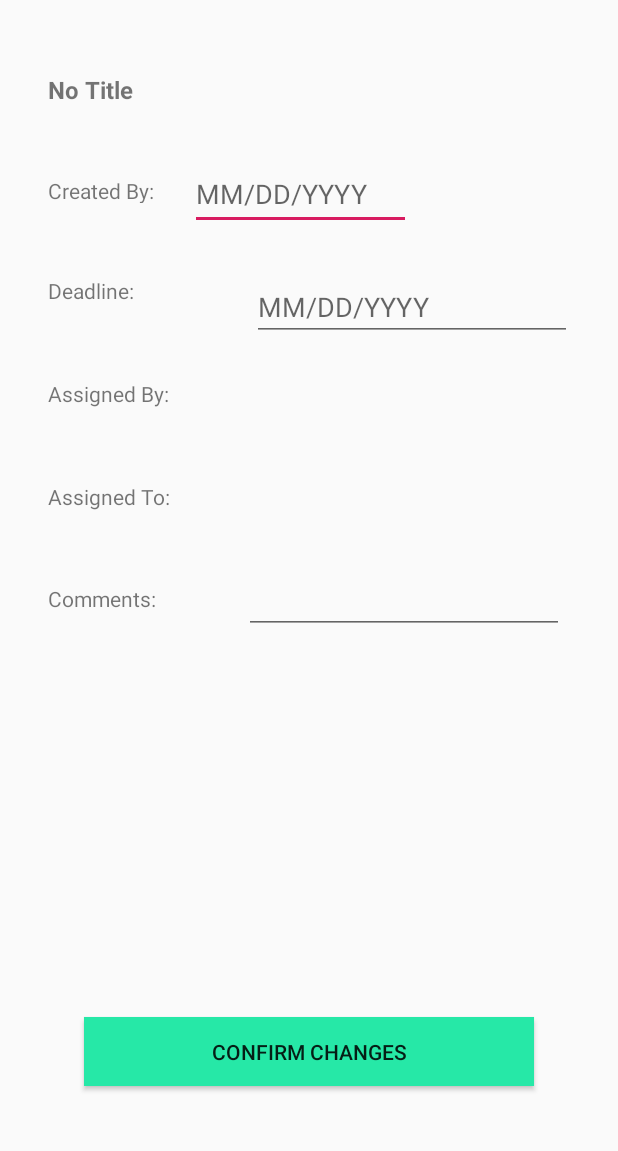
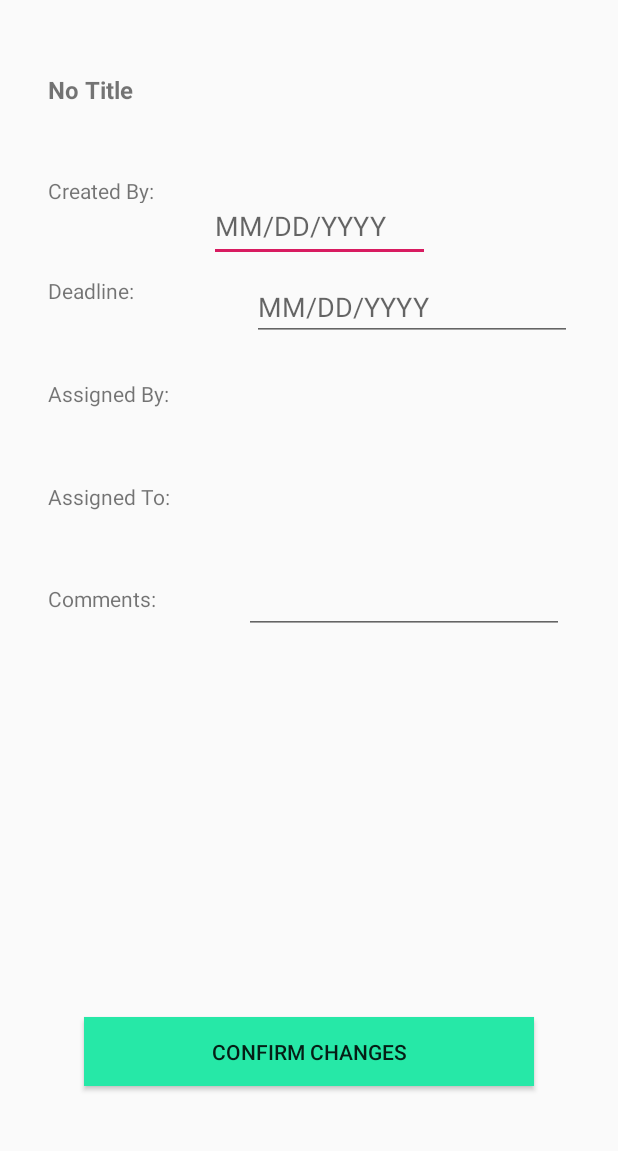
Before and after one commit to jhu-cs-uima-sp19/WeTask, an Android app: the EditTaskActivity screen opened directly, with no data from a screen before it, on a phone screen of 412 x 824 dp, the part 84-1235 px from its top. Run offline under Robolectric (Android 15) with nearby library versions, the phone set to English and light mode, and no system bars; our stand-ins replace Firebase (no records; nobody signed in at launch, a user with empty details on screens opened directly).

Commit message:
AddTask updated

```diff
--- a/app/src/main/java/com/example/wetask/AllTasksFragment.java
+++ b/app/src/main/java/com/example/wetask/AllTasksFragment.java
@@ -59,6 +59,7 @@ public class AllTasksFragment extends Fragment {
         allList.setOnItemClickListener(new AdapterView.OnItemClickListener() {
             public void onItemClick(AdapterView<?> parent, View view, int position, long id) {
                 Intent intent = new Intent(getActivity(), ViewTaskActivity.class);
+                intent.putExtra("if_new", 0);
                 //put extra with task id (so know to show details)
                 startActivity(intent);
             }
--- a/app/src/main/java/com/example/wetask/ArchiveFragment.java
+++ b/app/src/main/java/com/example/wetask/ArchiveFragment.java
@@ -79,6 +79,7 @@ public class ArchiveFragment extends Fragment {
         archiveList.setOnItemClickListener(new AdapterView.OnItemClickListener() {
             public void onItemClick(AdapterView<?> parent, View view, int position, long id) {
                 Intent intent = new Intent(getActivity(), ViewTaskActivity.class);
+                intent.putExtra("if_new", 0);
                 //put extra with task id (so know to show details)
                 startActivity(intent);
             }
--- a/app/src/main/java/com/example/wetask/EditTaskActivity.java
+++ b/app/src/main/java/com/example/wetask/EditTaskActivity.java
@@ -11,6 +11,7 @@ import android.os.Bundle;
 import android.view.MenuItem;
 import android.view.View;
 import android.widget.Button;
+import android.widget.EditText;
 import android.widget.TextView;
 
 import com.google.firebase.database.DataSnapshot;
@@ -19,25 +20,35 @@ import com.google.firebase.database.DatabaseReference;
 import com.google.firebase.database.FirebaseDatabase;
 import com.google.firebase.database.ValueEventListener;
 
+import java.util.Random;
 import java.lang.reflect.Array;
 import java.util.ArrayList;
 
 public class EditTaskActivity extends AppCompatActivity {
     private GroupObject current_group;
-    private DatabaseReference groups;
+    private UserObject current_user;
+    private DatabaseReference groups, tasks, users;
+    private boolean if_new;
 
 
     @Override
     protected void onCreate(Bundle savedInstanceState) {
         super.onCreate( savedInstanceState );
         setContentView( R.layout.activity_edit_task );
+        //get_current_user();
         DatabaseReference users = FirebaseDatabase.getInstance().getReference("users");
-        final DatabaseReference tasks = FirebaseDatabase.getInstance().getReference("tasks");
+        tasks = FirebaseDatabase.getInstance().getReference("tasks");
         groups = FirebaseDatabase.getInstance().getReference("groups");
+        users = FirebaseDatabase.getInstance().getReference("users");
+
+        get_current_group();
+        Intent intent = getIntent();
+        if(intent.getIntExtra("if_new", 0) == 0){
+
+        }
 
         Toolbar toolbar = findViewById(R.id.toolbar);
         setSupportActionBar(toolbar);
-
         ActionBar actionBar = getSupportActionBar( );
         if (actionBar != null) {
             actionBar.setDisplayHomeAsUpEnabled( true );
@@ -52,16 +63,28 @@ public class EditTaskActivity extends AppCompatActivity {
         taskTitle.setText(title);
 
         TextView create = findViewById(R.id.create);
-        String createdBy = "Created By: " + sharedPref.getString("create", "User Not Found");
+        final String createdBy = "Created By: " + sharedPref.getString("create", "User Not Found");
         create.setText(createdBy);
+
+        final EditText comment = findViewById(R.id.comments_detail);
+        final EditText deadline = findViewById(R.id.deadline_date);
+        final EditText create_date = findViewById(R.id.created_date);
 
         Button button = findViewById(R.id.confirm_changes);
         button.setOnClickListener(new View.OnClickListener() {
             @Override
             public void onClick(View view) {
-                TaskItem new_task = new TaskItem("Bob", "10", "g100", "simon");
-                tasks.child("10").setValue(new_task);
-                //current_group.addGroupTask(new_task.getTaskId());
+                String c_date = create_date.getText().toString();
+                String ddl = deadline.getText().toString();
+                String com = comment.getText().toString();
+
+                Random r = new Random();
+                int tag = r.nextInt();
+                String ID = Integer.toString(tag);
+
+                TaskItem new_task = new TaskItem(ID, ID, "g100", c_date, "jacob", "simon", ddl, com);
+                tasks.child(new_task.getTaskId()).setValue(new_task);
+                current_group.addGroupTask(new_task.getTaskId());
                 groups.child("g100").setValue(current_group);
                 MainActivity.myTasks.add(new_task);
                 MainActivity.allTasks.add(new_task);
@@ -92,4 +115,19 @@ public class EditTaskActivity extends AppCompatActivity {
         });
 
     }
+
+    private void get_current_user(){
+        users.addListenerForSingleValueEvent(new ValueEventListener() {
+            @Override
+            public void onDataChange(@NonNull DataSnapshot dataSnapshot) {
+                current_user = dataSnapshot.child("simon").getValue(UserObject.class);
+            }
+
+            @Override
+            public void onCancelled(@NonNull DatabaseError databaseError) {
+
+            }
+        });
+
+    }
 }
--- a/app/src/main/java/com/example/wetask/MainActivity.java
+++ b/app/src/main/java/com/example/wetask/MainActivity.java
@@ -87,6 +87,7 @@ public class MainActivity extends AppCompatActivity  implements NavigationView.O
             @Override
             public void onClick(View view) {
                 Intent intent = new Intent(MainActivity.this, EditTaskActivity.class);
+                intent.putExtra("if_new", 1);
                 startActivity(intent);
             }
         });
@@ -201,7 +202,7 @@ public class MainActivity extends AppCompatActivity  implements NavigationView.O
         allTasks = new ArrayList<TaskItem>();
         archiveTasks = new ArrayList<TaskItem>();
 
-        make_dummy_database();
+        //make_dummy_database();
         TaskItem my_item = new TaskItem("mytask", "1", "", "simon");
         TaskItem all_item = new TaskItem("alltask", "2", "", "simon");
         TaskItem archive_item = new TaskItem("archive", "3", "", "simon");
@@ -336,6 +337,7 @@ public class MainActivity extends AppCompatActivity  implements NavigationView.O
     @Override
     public void onResume(){
         super.onResume();
+        updateAllTasks();
         myTaskAdapter = new TaskItemAdapter(this, R.layout.task_item_layout, myTasks);
         allTaskAdapter = new TaskItemAdapter( this, R.layout.task_item_layout, allTasks );
         masterList.set(0, myTaskAdapter);
--- a/app/src/main/java/com/example/wetask/MyTasksFragment.java
+++ b/app/src/main/java/com/example/wetask/MyTasksFragment.java
@@ -98,6 +98,7 @@ public class MyTasksFragment extends Fragment {
                 edit.commit();
 
                 Intent intent = new Intent(getActivity(), ViewTaskActivity.class);
+                intent.putExtra("if_new", 0);
                 startActivity(intent);
             }
         });
--- a/app/src/main/java/com/example/wetask/TaskItemAdapter.java
+++ b/app/src/main/java/com/example/wetask/TaskItemAdapter.java
@@ -43,8 +43,8 @@ public class TaskItemAdapter extends ArrayAdapter<TaskItem> {
         TextView dateText = (TextView) taskView.findViewById(R.id.date_text);
         TextView amountText = (TextView) taskView.findViewById(R.id.amount_view);
 
-        //amountText.setText(items.get(position).getName());
-        amountText.setText("hi2");
+        amountText.setText(items.get(position).getName());
+        //amountText.setText("hi2");
         dateText.setText("hi");
         typeText.setText("hi");
 
--- a/app/src/main/res/layout/activity_edit_task.xml
+++ b/app/src/main/res/layout/activity_edit_task.xml
@@ -44,16 +44,19 @@
         android:layout_width="147dp"
         android:layout_height="48dp"
         android:layout_marginTop="16dp"
+        android:layout_marginEnd="125dp"
         android:layout_marginBottom="7dp"
-        android:layout_marginEnd="125dp"
+        android:autofillHints=""
         android:ems="10"
         android:hint="@string/sample_date"
         android:inputType="date"
         app:layout_constraintBottom_toTopOf="@+id/deadline_date"
         app:layout_constraintEnd_toEndOf="parent"
+        app:layout_constraintHorizontal_bias="1.0"
         app:layout_constraintStart_toEndOf="@+id/create"
         app:layout_constraintTop_toBottomOf="@+id/taskTitle"
-        android:autofillHints="" tools:targetApi="o"/>
+        app:layout_constraintVertical_bias="1.0"
+        tools:targetApi="o" />
 
     <EditText
         android:id="@+id/deadline_date"
```
